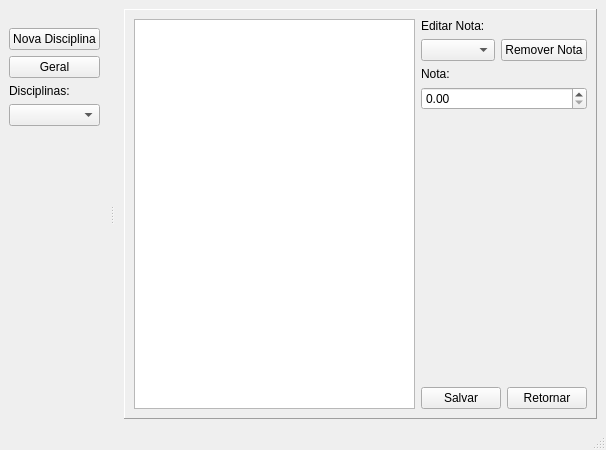
The window that estudePy.ui (JoseBonillaArruda/EstudePy) describes before a commit, drawn with Qt 5.
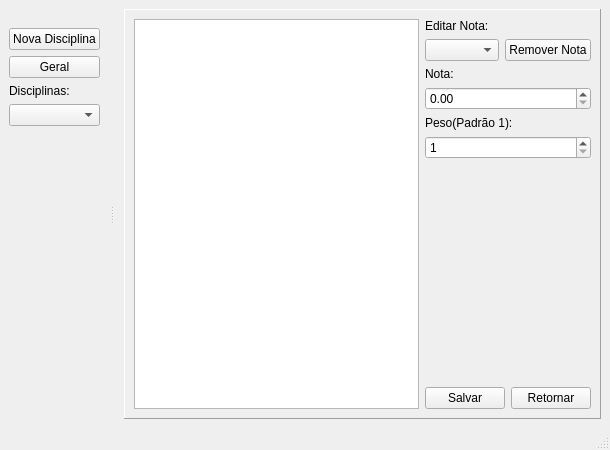
The same window after the commit. The open tabs and pages were chosen to show the change.

Commit message:
edição de nota, ajuste de interface
tabela de informações de disciplina, função de edição de notas e ajustes no tamanho da tabela de notas

What changed in the file:
```diff
--- a/estudePy.ui
+++ b/estudePy.ui
@@ -6,7 +6,7 @@
    <rect>
     <x>0</x>
     <y>0</y>
-    <width>606</width>
+    <width>610</width>
     <height>450</height>
    </rect>
   </property>
@@ -483,14 +483,9 @@
        </layout>
       </widget>
       <widget class="QWidget" name="page_editarnotas">
-       <layout class="QGridLayout" name="gridLayout_14">
-        <item row="0" column="0">
-         <layout class="QHBoxLayout" name="horizontalLayout_27">
-          <item>
-           <widget class="QTableWidget" name="editnotatableWidget_6"/>
-          </item>
-          <item>
-           <layout class="QVBoxLayout" name="verticalLayout_27">
+       <layout class="QGridLayout" name="gridLayout_10">
+        <item row="0" column="1">
+         <layout class="QVBoxLayout" name="verticalLayout_17">
             <item>
              <layout class="QVBoxLayout" name="verticalLayout_14">
               <item>
@@ -528,12 +523,34 @@
                  </widget>
                 </item>
                 <item>
-                 <widget class="QDoubleSpinBox" name="editnotadoubleSpinBox"/>
+               <widget class="QDoubleSpinBox" name="editnotadoubleSpinBox">
+                <property name="maximum">
+                 <double>10.000000000000000</double>
+                </property>
+               </widget>
                 </item>
                </layout>
               </item>
              </layout>
             </item>
+          <item>
+           <layout class="QVBoxLayout" name="verticalLayout_11">
+            <item>
+             <widget class="QLabel" name="label_17">
+              <property name="text">
+               <string>Peso(Padrão 1):</string>
+              </property>
+             </widget>
+            </item>
+            <item>
+             <widget class="QSpinBox" name="editnotaspinBox">
+              <property name="minimum">
+               <number>1</number>
+              </property>
+             </widget>
+            </item>
+           </layout>
+          </item>
             <item>
              <spacer name="verticalSpacer_4">
               <property name="orientation">
@@ -567,7 +584,8 @@
             </item>
            </layout>
           </item>
-         </layout>
+        <item row="0" column="0">
+         <widget class="QTableWidget" name="editnotatableWidget"/>
         </item>
        </layout>
       </widget>
```
Left out of the diff: 72 changed lines with no effect on the pictures. Lines whose indentation alone changed are shown as unchanged. The commit also changes 3 other files.
